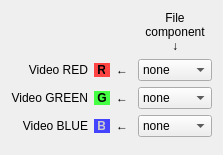
This is Code/Common/mvdColorSetupWidget.ui in orfeotoolbox/OTB as Qt 5 draws it before an edit. The edited form follows.
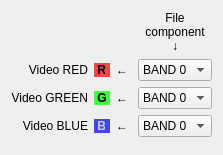
This is the edited form.

Commit message: ENH: Removed 'None' value for color-setup.

```diff
--- a/Code/Common/mvdColorSetupWidget.ui
+++ b/Code/Common/mvdColorSetupWidget.ui
@@ -6,7 +6,7 @@
    <rect>
     <x>0</x>
     <y>0</y>
-    <width>202</width>
+    <width>211</width>
     <height>155</height>
    </rect>
   </property>
@@ -89,11 +89,6 @@
          <verstretch>0</verstretch>
         </sizepolicy>
        </property>
-       <item>
-        <property name="text">
-         <string>none</string>
-        </property>
-       </item>
        <item>
         <property name="text">
          <string>BAND 0</string>
@@ -168,11 +163,6 @@
          <verstretch>0</verstretch>
         </sizepolicy>
        </property>
-       <item>
-        <property name="text">
-         <string>none</string>
-        </property>
-       </item>
        <item>
         <property name="text">
          <string>BAND 0</string>
@@ -247,11 +237,6 @@
          <verstretch>0</verstretch>
         </sizepolicy>
        </property>
-       <item>
-        <property name="text">
-         <string>none</string>
-        </property>
-       </item>
        <item>
         <property name="text">
          <string>BAND 0</string>
```
The commit also changes 2 other files.
